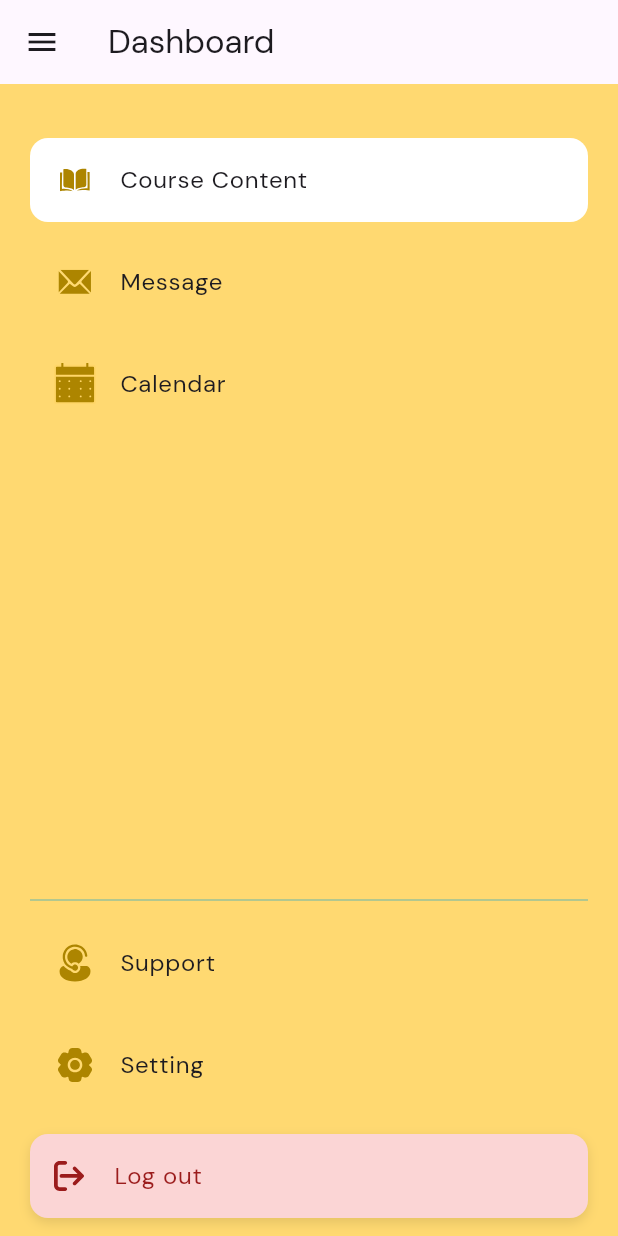
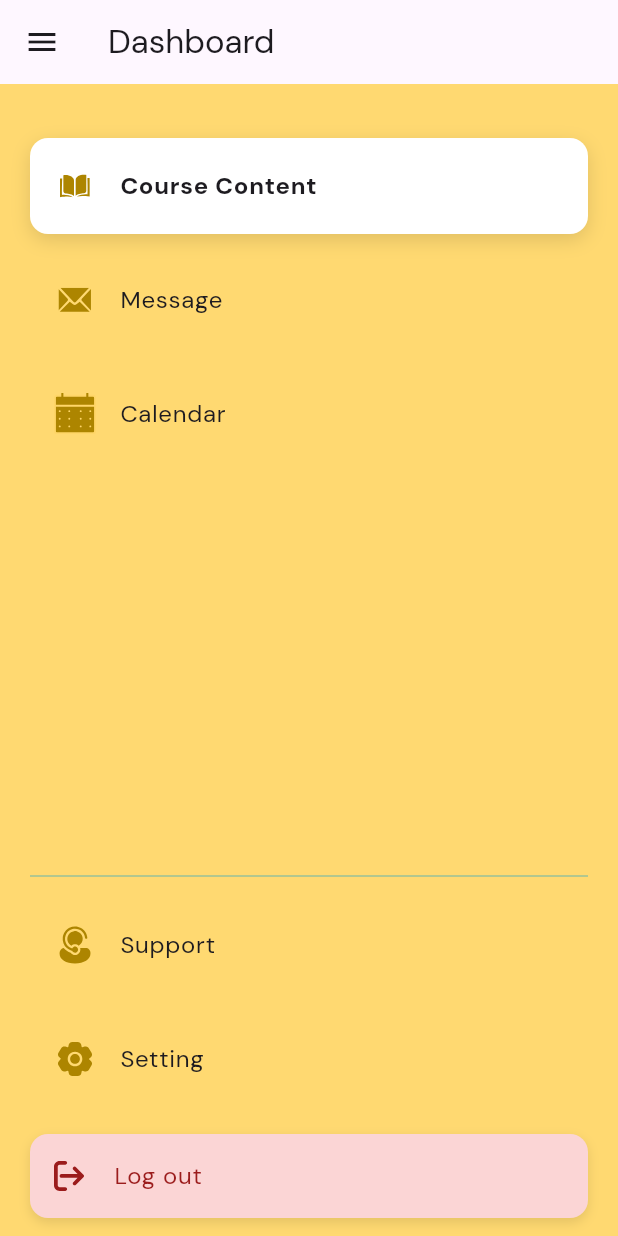
Before and after one commit to TBoggs05/CU_PLUS_WEBAPP, a Flutter app: the CourseContentPage screen opened directly with empty values, after a tap on the "menu" icon, on a phone screen of 412 x 824 dp. Run offline on Flutter 3.47's test engine with Material 3 defaults, Android fonts, the phone set to English and light mode, and no system bars; our stand-ins replace flutter_svg.

Commit message:
Added effects on active button in side_bar

```diff
--- a/lib/features/dashboard/components/side_bar.dart
+++ b/lib/features/dashboard/components/side_bar.dart
@@ -24,17 +24,39 @@ class Sidebar extends StatelessWidget {
 }) {
   final isActive = selectedItem == item;
 
-    return Padding(
-      padding: const EdgeInsets.symmetric(horizontal: 20, vertical: 6),
-      child: Container(
+  return StatefulBuilder(
+    builder: (context, setLocalState) {
+      bool isHover = false;
+
+      return MouseRegion(
+        cursor: SystemMouseCursors.click,
+        onEnter: (_) => setLocalState(() => isHover = true),
+        onExit: (_) => setLocalState(() => isHover = false),
+        child: AnimatedContainer(
+          duration: const Duration(milliseconds: 160),
+          curve: Curves.easeOut,
+          margin: const EdgeInsets.symmetric(horizontal: 20, vertical: 6),
+          padding: const EdgeInsets.symmetric(vertical: 4),
+          transform: isHover
+              ? (Matrix4.identity()..scale(1.03))
+              : Matrix4.identity(),
           decoration: BoxDecoration(
-          color: isActive ? Colors.white : Colors.transparent,
+            color: (isActive || isHover) ? Colors.white : Colors.transparent,
             borderRadius: BorderRadius.circular(12),
+            boxShadow: (isActive || isHover)
+                ? [
+                    BoxShadow(
+                      color: Colors.black.withOpacity(0.12),
+                      blurRadius: 10,
+                      offset: const Offset(0, 4),
+                    ),
+                  ]
+                : [],
           ),
           child: ListTile(
             contentPadding: const EdgeInsets.symmetric(horizontal: 16),
             leading: SizedBox(
-            width: 28, // fixed space so text aligns
+              width: 28,
               height: 28,
               child: Center(
                 child: SvgPicture.asset(
@@ -44,10 +66,17 @@ class Sidebar extends StatelessWidget {
                 ),
               ),
             ),
-          title: Text(title),
+            title: Text(
+              title,
+              style: TextStyle(
+                fontWeight: isActive ? FontWeight.w600 : FontWeight.normal,
+              ),
+            ),
             onTap: () => onSelect(item),
           ),
         ),
+      );
+    },
   );
 }
 
```
Lines whose indentation alone changed are shown as unchanged.
